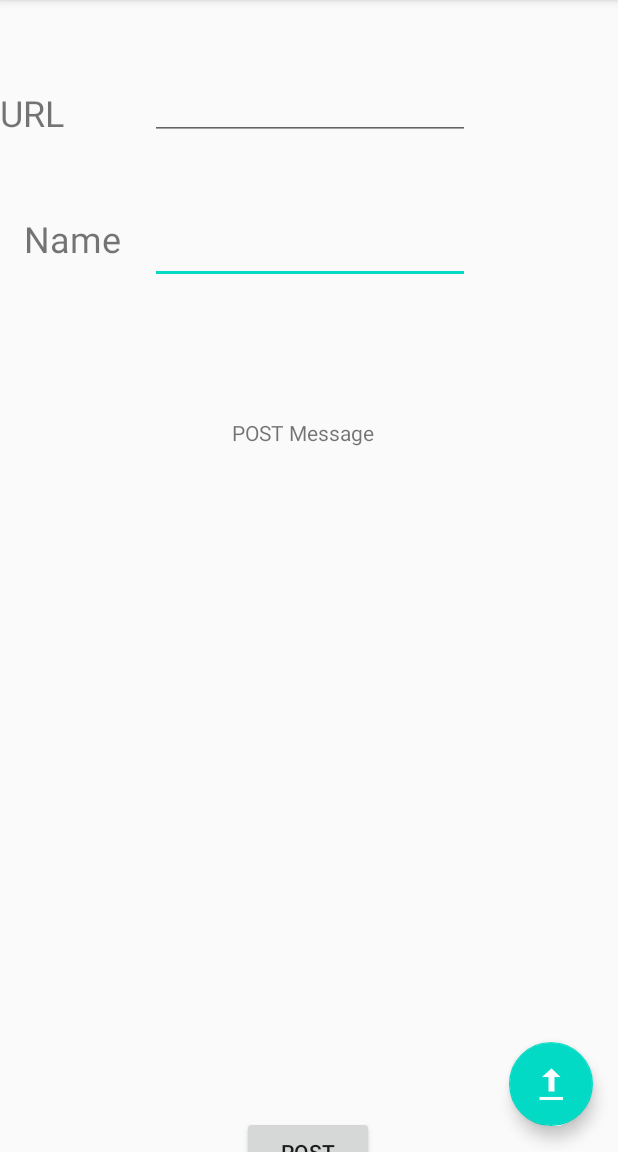
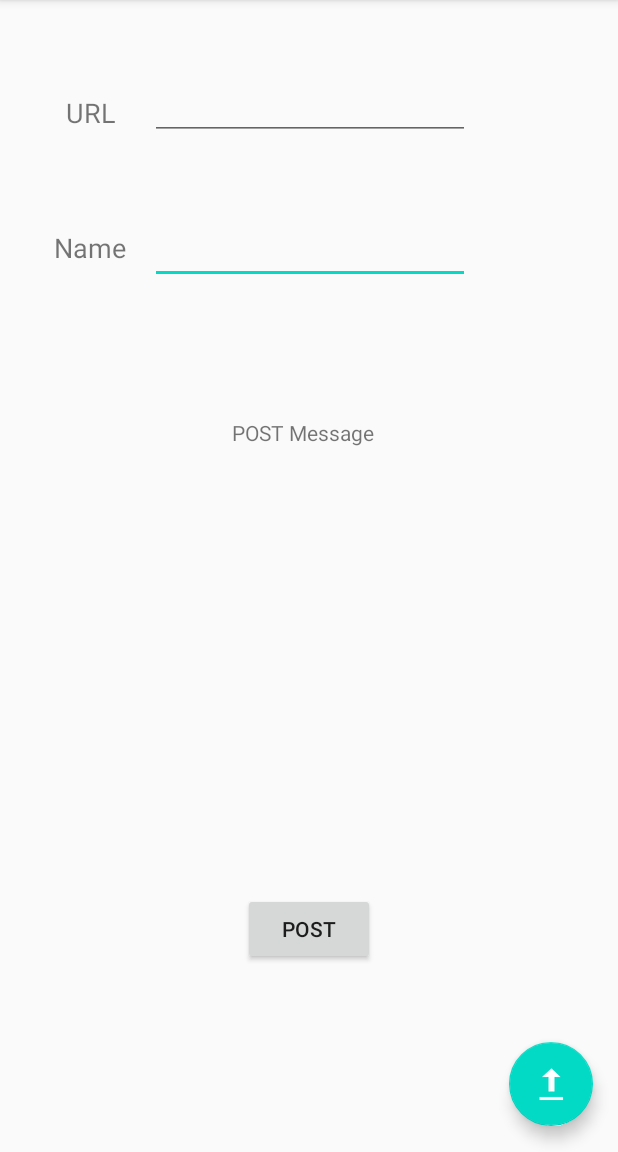
Before and after one commit to lgtdlr/FaceboxApp, an Android app: the TeachAltActivity screen opened directly, with no data from a screen before it, on a phone screen of 412 x 824 dp, the part 84-1236 px from its top. Run offline under Robolectric (Android 15) with nearby library versions, the phone set to English and light mode, and no system bars; pictures from the network do not load.

Commit message:
Rearranged activity layout

```diff
--- a/app/src/main/java/com/example/facebox/TeachAltActivity.java
+++ b/app/src/main/java/com/example/facebox/TeachAltActivity.java
@@ -42,7 +42,7 @@ public class TeachAltActivity extends AppCompatActivity {
 
 
     OkHttpClient client = new OkHttpClient();
-    static final String BASE_URL = "http://192.168.0.7:8080/facebox/teach";
+    static final String BASE_URL = "http://192.168.102.158:8080/facebox/teach";
     public static final MediaType IMAGE = MediaType.get("multipart/form-data; charset=utf-8");
     private static final int PICK_IMAGE = 100;
 
--- a/app/src/main/res/layout/activity_main.xml
+++ b/app/src/main/res/layout/activity_main.xml
@@ -10,12 +10,13 @@
         android:id="@+id/mainTeachTextView"
         android:layout_width="232dp"
         android:layout_height="130dp"
-        android:layout_marginTop="28dp"
         android:text="@string/main_teach_text"
+        app:layout_constraintBottom_toBottomOf="parent"
         app:layout_constraintEnd_toStartOf="@+id/goToTeachButton"
-        app:layout_constraintHorizontal_bias="0.29"
+        app:layout_constraintHorizontal_bias="0.725"
         app:layout_constraintStart_toStartOf="parent"
-        app:layout_constraintTop_toTopOf="parent" />
+        app:layout_constraintTop_toTopOf="parent"
+        app:layout_constraintVertical_bias="0.049" />
 
     <Button
         android:id="@+id/goToTeachButton"
--- a/app/src/main/res/layout/activity_teach_alt.xml
+++ b/app/src/main/res/layout/activity_teach_alt.xml
@@ -24,26 +24,26 @@
         android:id="@+id/nameTextViewAlt"
         android:layout_width="wrap_content"
         android:layout_height="wrap_content"
-        android:layout_marginStart="16dp"
+        android:layout_marginStart="36dp"
         android:text="Name"
-        android:textSize="24sp"
+        android:textSize="18sp"
         app:layout_constraintBottom_toBottomOf="parent"
         app:layout_constraintStart_toStartOf="parent"
         app:layout_constraintTop_toTopOf="parent"
-        app:layout_constraintVertical_bias="0.194" />
+        app:layout_constraintVertical_bias="0.205" />
 
     <Button
         android:id="@+id/buttonAlt"
         android:layout_width="wrap_content"
         android:layout_height="wrap_content"
+        android:onClick="onPostClick"
         android:text="POST"
         app:layout_constraintBottom_toBottomOf="parent"
         app:layout_constraintEnd_toEndOf="parent"
-        app:layout_constraintHorizontal_bias="0.498"
+        app:layout_constraintHorizontal_bias="0.501"
         app:layout_constraintStart_toStartOf="parent"
         app:layout_constraintTop_toBottomOf="@+id/imageSelectedAlt"
-        app:layout_constraintVertical_bias="0.52"
-        android:onClick="onPostClick"/>
+        app:layout_constraintVertical_bias="0.375" />
 
     <TextView
         android:id="@+id/postResponseTextAlt"
@@ -62,14 +62,14 @@
         android:id="@+id/imageSelectedAlt"
         android:layout_width="wrap_content"
         android:layout_height="wrap_content"
-        android:layout_marginTop="96dp"
+        android:layout_marginBottom="248dp"
         android:contentDescription="@string/teachImageSelectedView"
         app:layout_constraintBottom_toBottomOf="parent"
         app:layout_constraintEnd_toEndOf="parent"
         app:layout_constraintHorizontal_bias="0.498"
         app:layout_constraintStart_toStartOf="parent"
-        app:layout_constraintTop_toBottomOf="@+id/postResponseText"
-        app:layout_constraintVertical_bias="0.0"
+        app:layout_constraintTop_toBottomOf="@+id/postResponseTextAlt"
+        app:layout_constraintVertical_bias="1.0"
         tools:srcCompat="@tools:sample/avatars" />
 
     <com.google.android.material.floatingactionbutton.FloatingActionButton
@@ -106,13 +106,14 @@
         android:id="@+id/urlTextViewAlt"
         android:layout_width="wrap_content"
         android:layout_height="wrap_content"
+        android:layout_marginStart="44dp"
         android:text="URL"
-        android:textSize="24sp"
+        android:textSize="18sp"
         app:layout_constraintBottom_toBottomOf="parent"
         app:layout_constraintEnd_toStartOf="@+id/button"
         app:layout_constraintHorizontal_bias="0.116"
         app:layout_constraintStart_toStartOf="parent"
         app:layout_constraintTop_toTopOf="parent"
-        app:layout_constraintVertical_bias="0.080" />
+        app:layout_constraintVertical_bias="0.084" />
 
 </androidx.constraintlayout.widget.ConstraintLayout>
```
